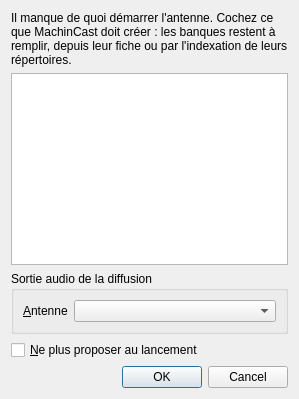
Above: src/machincast/interface/ui/suggestions.ui from dascritch/machincast before the change. Below: the same form after it.
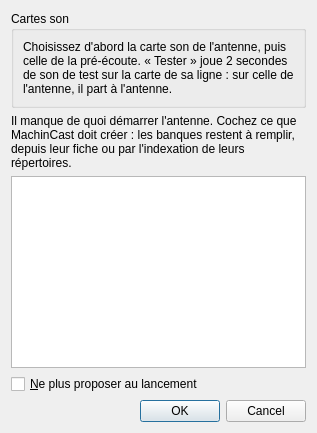
That is the form after the change.

Commit message: Pour bien démarrer : les cartes son en tête, tant que l'antenne n'en a pas (#339)

Diff of the .ui file:
```diff
--- a/src/machincast/interface/ui/suggestions.ui
+++ b/src/machincast/interface/ui/suggestions.ui
@@ -9,6 +9,25 @@
    <bool>true</bool>
   </property>
   <layout class="QVBoxLayout" name="disposition">
+   <item>
+    <widget class="QGroupBox" name="groupe_cartes_son">
+     <property name="title">
+      <string>Cartes son</string>
+     </property>
+     <layout class="QVBoxLayout" name="disposition_cartes_son">
+      <item>
+       <widget class="QLabel" name="explication_cartes_son">
+        <property name="text">
+         <string>Choisissez d'abord la carte son de l'antenne, puis celle de la pré-écoute. « Tester » joue 2 secondes de son de test sur la carte de sa ligne : sur celle de l'antenne, il part à l'antenne.</string>
+        </property>
+        <property name="wordWrap">
+         <bool>true</bool>
+        </property>
+       </widget>
+      </item>
+     </layout>
+    </widget>
+   </item>
    <item>
     <widget class="QLabel" name="explication">
      <property name="text">
@@ -26,32 +45,6 @@
      </property>
     </widget>
    </item>
-   <item>
-    <widget class="QGroupBox" name="groupe_antenne">
-     <property name="title">
-      <string>Sortie audio de la diffusion</string>
-     </property>
-     <layout class="QFormLayout" name="formulaire_antenne">
-      <item row="0" column="0">
-       <widget class="QLabel" name="etiquette_antenne">
-        <property name="text">
-         <string>&amp;Antenne</string>
-        </property>
-        <property name="buddy">
-         <cstring>antenne</cstring>
-        </property>
-       </widget>
-      </item>
-      <item row="0" column="1">
-       <widget class="QComboBox" name="antenne">
-        <property name="toolTip">
-         <string>Le périphérique sur lequel Machin lecture diffuse l'antenne : sans lui, il refuse de diffuser</string>
-        </property>
-       </widget>
-      </item>
-     </layout>
-    </widget>
-   </item>
    <item>
     <widget class="QCheckBox" name="ne_plus_proposer">
      <property name="text">
```
The commit also changes 13 other files.
